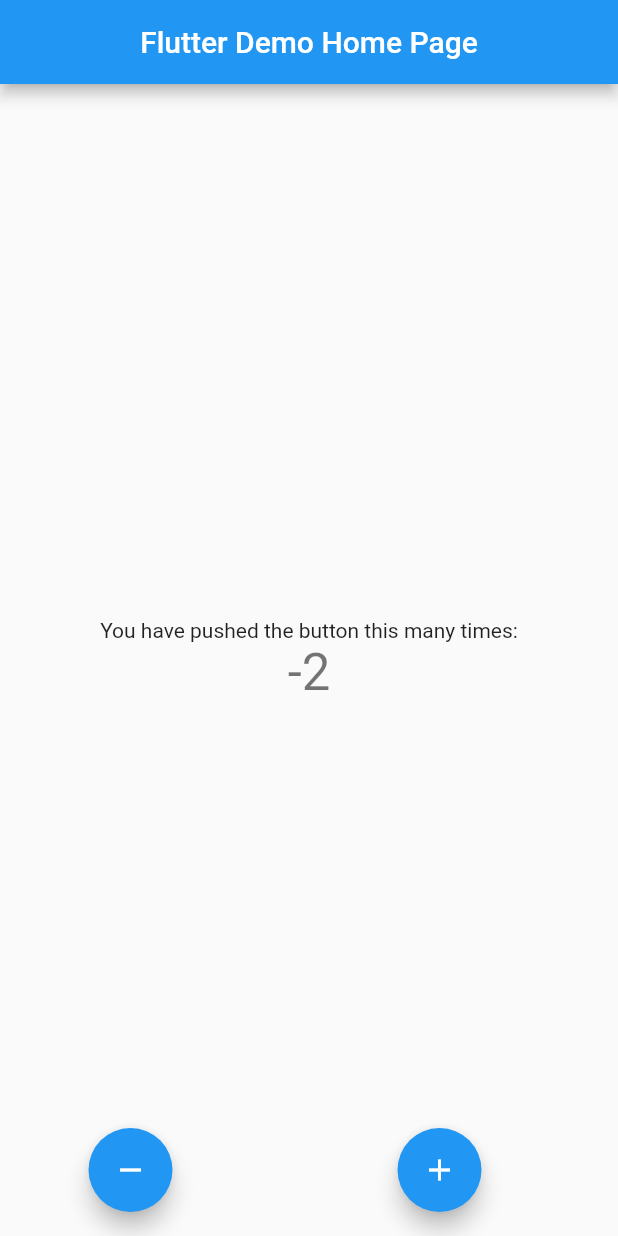
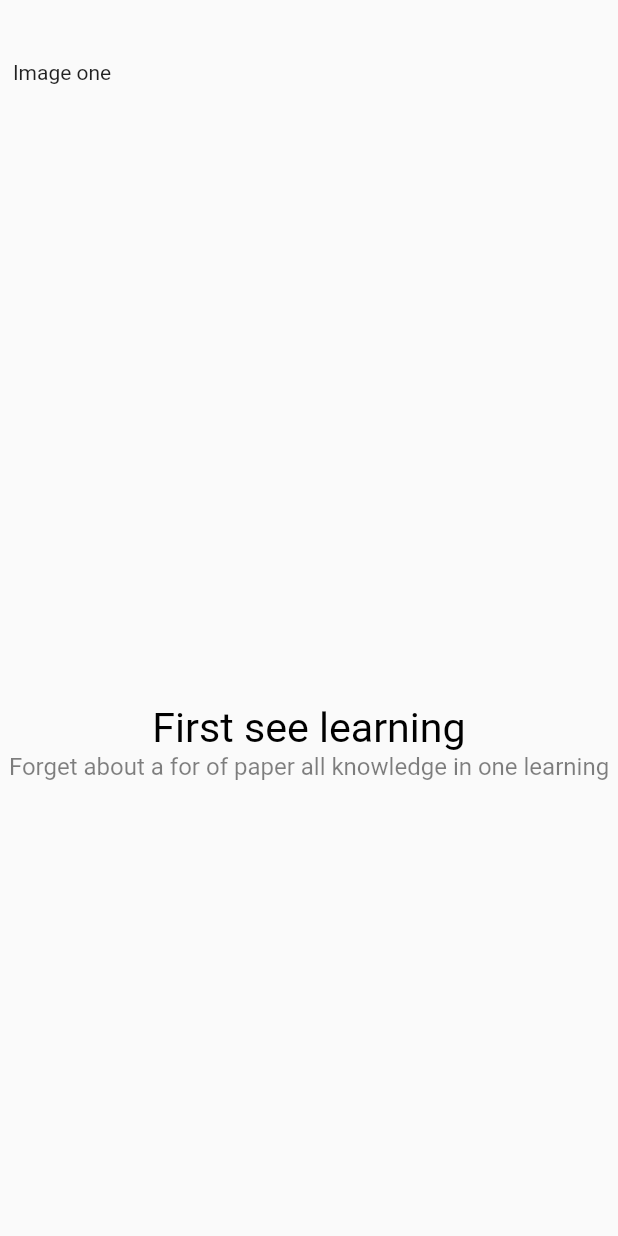
Before and after one commit to estelson/ulearning_app, a Flutter app: the screen it shows after launch, on a phone screen of 412 x 824 dp. Run offline on Flutter 3.47's test engine with Material 2 defaults, Android fonts, the phone set to English and light mode, and no system bars; our stand-ins replace flutter_bloc, flutter_screenutil.

Commit message:
Seção 4: Welcome screen, stack and column layout widgets ui - parts 1 and 2
Dependências:
- flutter_screenutil: ^5.8.4

```diff
--- a/lib/main.dart
+++ b/lib/main.dart
@@ -1,80 +1,81 @@
 import 'package:flutter/material.dart';
-import 'package:flutter/services.dart';
 import 'package:flutter_bloc/flutter_bloc.dart';
+import 'package:flutter_screenutil/flutter_screenutil.dart';
 import 'package:ulearning_app/app_blocs.dart';
-import 'package:ulearning_app/app_events.dart';
-import 'package:ulearning_app/app_states.dart';
+import 'package:ulearning_app/pages/welcome/welcome.dart';
 
 void main() {
   runApp(const MyApp());
 }
 
 class MyApp extends StatelessWidget {
-  const MyApp({super.key});
+  const MyApp({Key? key}) : super(key: key);
 
   @override
   Widget build(BuildContext context) {
     return BlocProvider(
       create: (context) => AppBlocs(),
-      child: const MaterialApp(
-        debugShowCheckedModeBanner: false,
-        home: MyHomePage(),
+      child: ScreenUtilInit(
+        builder: (context, child) => const MaterialApp(
+          debugShowCheckedModeBanner: false,
+          home: Welcome(),
+        ),
       ),
     );
   }
 }
 
-class MyHomePage extends StatelessWidget {
-  const MyHomePage({Key? key}) : super(key: key);
-
-  @override
-  Widget build(BuildContext context) {
-    return Scaffold(
-      appBar: AppBar(
-        title: const Text("Flutter Demo Home Page"),
-        centerTitle: true,
-        // Cor da StatusBar em dispositivos mobile
-        systemOverlayStyle: const SystemUiOverlayStyle(
-          statusBarColor: Colors.transparent,
-          statusBarIconBrightness: Brightness.light,
-        ),
-      ),
-      body: Center(child: BlocBuilder<AppBlocs, AppStates>(
-        builder: (context, state) {
-          return Column(
-            mainAxisAlignment: MainAxisAlignment.center,
-            children: <Widget>[
-              const Text(
-                'You have pushed the button this many times:',
-              ),
-              Text(
-                // "${BlocProvider.of<AppBlocs>(context).state.counter}",
-                "${state.counter}",
-                style: Theme.of(context).textTheme.headlineMedium,
-              ),
-            ],
-          );
-        },
-      )),
-      floatingActionButton: Row(
-        mainAxisAlignment: MainAxisAlignment.spaceAround,
-        children: [
-          FloatingActionButton(
-            onPressed: () => BlocProvider.of<AppBlocs>(context).add(
-              Decrement(),
-            ),
-            tooltip: 'Decrement',
-            child: const Icon(Icons.remove),
-          ),
-          FloatingActionButton(
-            onPressed: () => BlocProvider.of<AppBlocs>(context).add(
-              Increment(),
-            ),
-            tooltip: 'Increment',
-            child: const Icon(Icons.add),
-          ),
-        ],
-      ),
-    );
-  }
-}
+// class MyHomePage extends StatelessWidget {
+//   const MyHomePage({Key? key}) : super(key: key);
+//
+//   @override
+//   Widget build(BuildContext context) {
+//     return Scaffold(
+//       appBar: AppBar(
+//         title: const Text("Flutter Demo Home Page"),
+//         centerTitle: true,
+//         // Cor da StatusBar em dispositivos mobile
+//         systemOverlayStyle: const SystemUiOverlayStyle(
+//           statusBarColor: Colors.transparent,
+//           statusBarIconBrightness: Brightness.light,
+//         ),
+//       ),
+//       body: Center(child: BlocBuilder<AppBlocs, AppStates>(
+//         builder: (context, state) {
+//           return Column(
+//             mainAxisAlignment: MainAxisAlignment.center,
+//             children: <Widget>[
+//               const Text(
+//                 'You have pushed the button this many times:',
+//               ),
+//               Text(
+//                 // "${BlocProvider.of<AppBlocs>(context).state.counter}",
+//                 "${state.counter}",
+//                 style: Theme.of(context).textTheme.headlineMedium,
+//               ),
+//             ],
+//           );
+//         },
+//       )),
+//       floatingActionButton: Row(
+//         mainAxisAlignment: MainAxisAlignment.spaceAround,
+//         children: [
+//           FloatingActionButton(
+//             onPressed: () => BlocProvider.of<AppBlocs>(context).add(
+//               Decrement(),
+//             ),
+//             tooltip: 'Decrement',
+//             child: const Icon(Icons.remove),
+//           ),
+//           FloatingActionButton(
+//             onPressed: () => BlocProvider.of<AppBlocs>(context).add(
+//               Increment(),
+//             ),
+//             tooltip: 'Increment',
+//             child: const Icon(Icons.add),
+//           ),
+//         ],
+//       ),
+//     );
+//   }
+// }
--- /dev/null
+++ b/lib/pages/welcome/welcome.dart
@@ -0,0 +1,62 @@
+import 'package:flutter/material.dart';
+import 'package:flutter_screenutil/flutter_screenutil.dart';
+
+class Welcome extends StatefulWidget {
+  const Welcome({Key? key}) : super(key: key);
+
+  @override
+  State<Welcome> createState() => _WelcomeState();
+}
+
+class _WelcomeState extends State<Welcome> {
+  @override
+  Widget build(BuildContext context) {
+    return Container(
+      color: Colors.white,
+      child: Scaffold(
+        body: Container(
+          margin: EdgeInsets.only(top: 34.h),
+          width: 375.w,
+          child: Stack(
+            children: [
+              PageView(
+                physics: const BouncingScrollPhysics(),
+                children: [
+                  Column(
+                    children: [
+                      SizedBox(
+                        width: 345.w,
+                        height: 375.w,
+                        child: const Text("Image one"),
+                      ),
+                      Container(
+                        child: Text(
+                          "First see learning",
+                          style: TextStyle(
+                            color: Colors.black,
+                            fontSize: 24.sp,
+                            fontWeight: FontWeight.normal,
+                          ),
+                        ),
+                      ),
+                      Container(
+                        child: Text(
+                          "Forget about a for of paper all knowledge in one learning",
+                          style: TextStyle(
+                            color: Colors.black.withOpacity(0.5),
+                            fontSize: 14.sp,
+                            fontWeight: FontWeight.normal,
+                          ),
+                        ),
+                      ),
+                    ],
+                  ),
+                ],
+              )
+            ],
+          ),
+        ),
+      ),
+    );
+  }
+}
--- a/pubspec.yaml
+++ b/pubspec.yaml
@@ -39,6 +39,10 @@ dependencies:
   # Flutter Widgets that make it easy to implement the BLoC (Business Logic Component)
   # design pattern. Built to be used with the bloc state management package.
   flutter_bloc: ^8.1.3
+
+  # A flutter plugin for adapting screen and font size.Let your UI display a reasonable
+  # layout on different screen sizes!
+  flutter_screenutil: ^5.8.4
 
 dev_dependencies:
   flutter_test:
```
Also changed, not shown: lib/pages/welcome/bloc/welcome_blocs.dart (added), lib/pages/welcome/bloc/welcome_events.dart (added), lib/pages/welcome/bloc/welcome_states.dart (added), pubspec.lock.
